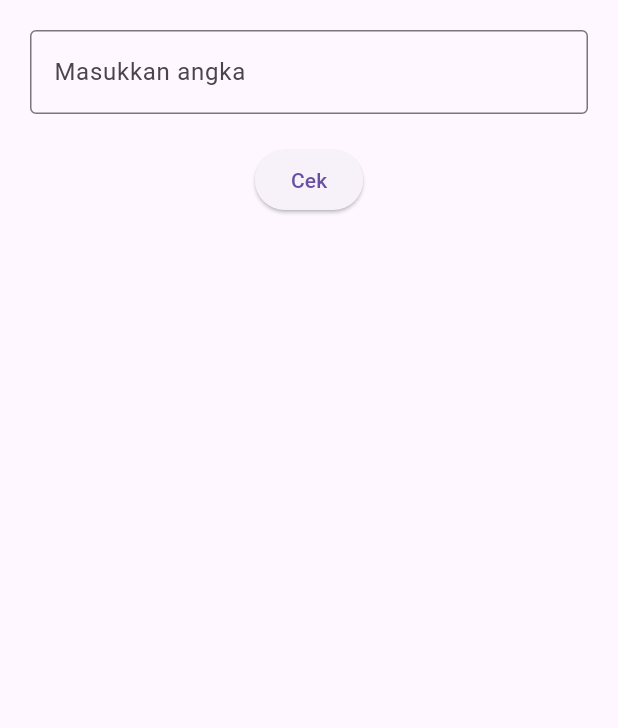
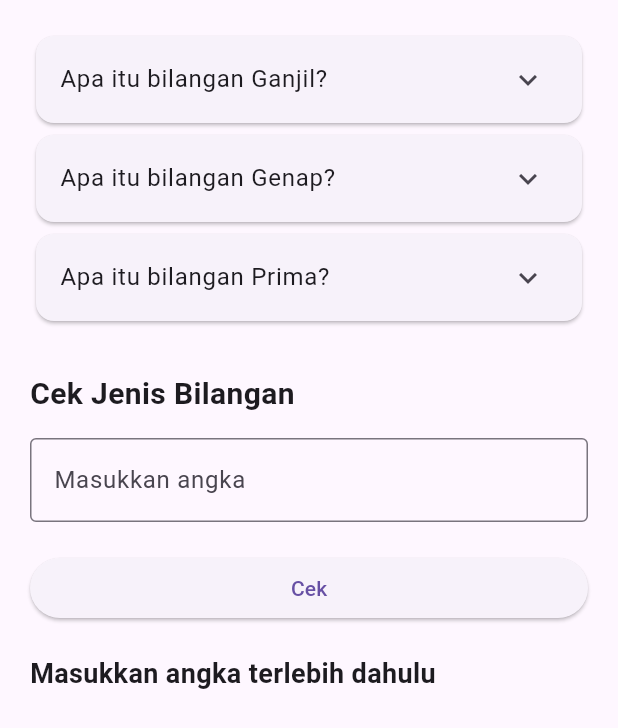
Before and after one commit to VincentiusAriell/TPM1, a Flutter app: the GanjilGenapPrimaPage widget shown alone on an empty page, opened directly, after a tap on "Cek", on a phone screen of 412 x 824 dp. Shown: the top 728 px of the screen. Run offline on Flutter 3.47's test engine with Material 3 defaults, Android fonts, the phone set to English and light mode, and no system bars.

Commit message:
Tambah penjelasan sama cek prima (masih sederhana)

```diff
--- a/lib/screen/cek_ganjil_genap_prima.dart
+++ b/lib/screen/cek_ganjil_genap_prima.dart
@@ -11,24 +11,95 @@ class _GanjilGenapPrimaPageState extends State<GanjilGenapPrimaPage> {
   final TextEditingController angkaController = TextEditingController();
   String hasil = "";
 
+  bool isPrima(int n) {
+    if (n < 2) return false;
+    for (int i = 2; i <= n ~/ 2; i++) {
+      if (n % i == 0) return false;
+    }
+    return true;
+  }
+
   void cekAngka() {
+    if (angkaController.text.isEmpty) {
+      setState(() {
+        hasil = "Masukkan angka terlebih dahulu";
+      });
+      return;
+    }
+
     int angka = int.parse(angkaController.text);
 
-    if (angka % 2 == 0) {
-      hasil = "Bilangan Genap";
-    } else {
-      hasil = "Bilangan Ganjil";
-    }
+    String jenis = (angka % 2 == 0) ? "Genap" : "Ganjil";
+    String prima = isPrima(angka)
+        ? "dan merupakan bilangan Prima"
+        : "dan bukan bilangan Prima";
 
-    setState(() {});
+    setState(() {
+      hasil = "Bilangan $jenis $prima";
+    });
   }
 
   @override
   Widget build(BuildContext context) {
-    return Padding(
+    return ListView(
       padding: const EdgeInsets.all(20),
-      child: Column(
       children: [
+
+        Card(
+          child: ExpansionTile(
+            title: const Text("Apa itu bilangan Ganjil?"),
+            children: const [
+              Padding(
+                padding: EdgeInsets.all(16),
+                child: Text(
+                  "Bilangan ganjil adalah bilangan yang tidak habis dibagi 2. "
+                  "Contohnya: 1, 3, 5, 7, 9.",
+                ),
+              ),
+            ],
+          ),
+        ),
+
+        Card(
+          child: ExpansionTile(
+            title: const Text("Apa itu bilangan Genap?"),
+            children: const [
+              Padding(
+                padding: EdgeInsets.all(16),
+                child: Text(
+                  "Bilangan genap adalah bilangan yang habis dibagi 2. "
+                  "Contohnya: 2, 4, 6, 8, 10.",
+                ),
+              ),
+            ],
+          ),
+        ),
+
+        Card(
+          child: ExpansionTile(
+            title: const Text("Apa itu bilangan Prima?"),
+            children: const [
+              Padding(
+                padding: EdgeInsets.all(16),
+                child: Text(
+                  "Bilangan prima adalah bilangan yang hanya memiliki dua faktor "
+                  "yaitu 1 dan dirinya sendiri. Contohnya: 2, 3, 5, 7, 11.",
+                ),
+              ),
+            ],
+          ),
+        ),
+
+        const SizedBox(height: 30),
+
+        /// INPUT ANGKA
+        const Text(
+          "Cek Jenis Bilangan",
+          style: TextStyle(fontSize: 20, fontWeight: FontWeight.bold),
+        ),
+
+        const SizedBox(height: 15),
+
         TextField(
           controller: angkaController,
           keyboardType: TextInputType.number,
@@ -40,16 +111,18 @@ class _GanjilGenapPrimaPageState extends State<GanjilGenapPrimaPage> {
 
         const SizedBox(height: 20),
 
-          ElevatedButton(onPressed: cekAngka, child: const Text("Cek")),
+        SizedBox(
+          width: double.infinity,
+          child: ElevatedButton(onPressed: cekAngka, child: const Text("Cek")),
+        ),
 
         const SizedBox(height: 20),
 
         Text(
           hasil,
-            style: const TextStyle(fontSize: 20, fontWeight: FontWeight.bold),
+          style: const TextStyle(fontSize: 18, fontWeight: FontWeight.bold),
         ),
       ],
-      ),
     );
   }
 }
```
Lines whose indentation alone changed are shown as unchanged.
